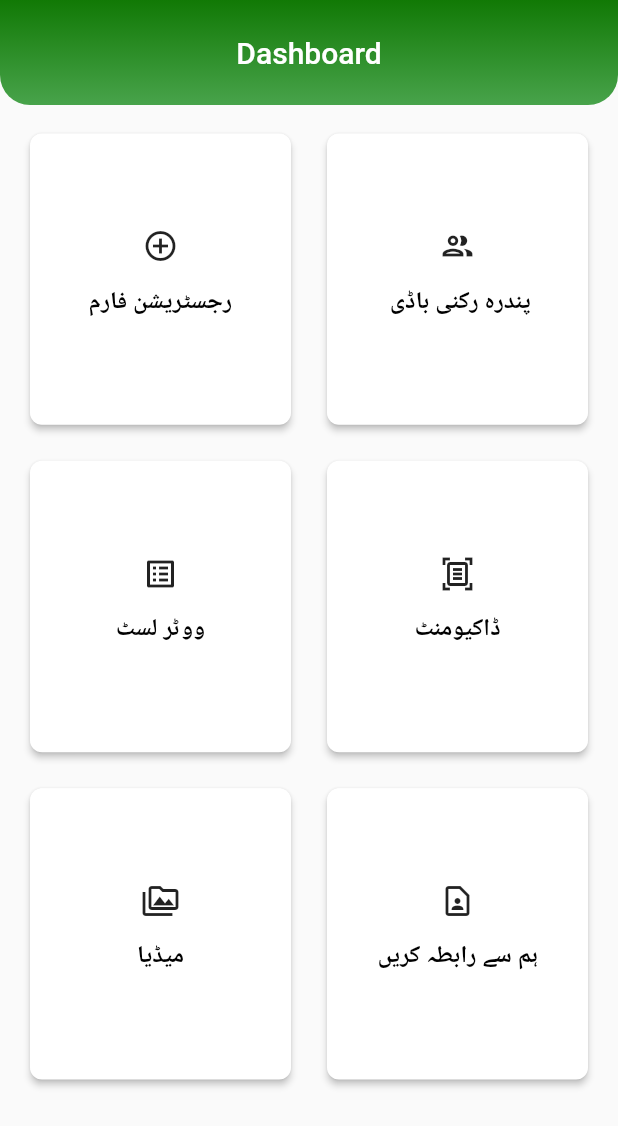
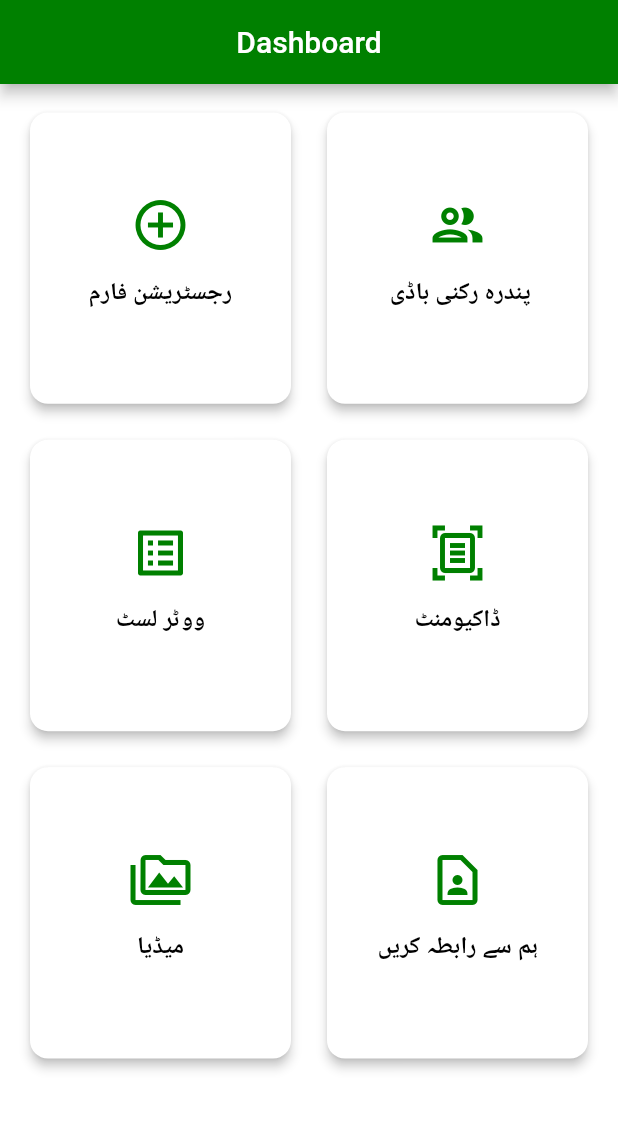
Before and after one commit to usamamalik3/voter_record, a Flutter app: the screen it shows after launch, on a phone screen of 412 x 824 dp. Shown: the top 1126 px of the screen. Run offline on Flutter 3.47's test engine with Material 2 defaults, Android fonts, the phone set to English and light mode, and no system bars; our stand-ins replace cloud_firestore, firebase_core, flutter_bloc, form_field_validator, mask_text_input_formatter; accounts and stored records are empty.

Commit message:
global theme

```diff
--- a/lib/main.dart
+++ b/lib/main.dart
@@ -3,7 +3,7 @@ import 'package:flutter/material.dart';
 import 'package:voterrecord/screens/Dashboard.dart';
 import 'package:voterrecord/screens/home_screen.dart';
 
-void main()async {
+void main() async {
   WidgetsFlutterBinding.ensureInitialized();
   await Firebase.initializeApp();
   runApp(const MyApp());
@@ -17,20 +17,23 @@ class MyApp extends StatelessWidget {
   Widget build(BuildContext context) {
     return MaterialApp(
       title: 'Flutter Demo',
-
+      themeMode: ThemeMode.dark,
       theme: ThemeData(
-        // This is the theme of your application.
-        //
-        // Try running your application with "flutter run". You'll see the
-        // application has a blue toolbar. Then, without quitting the app, try
-        // changing the primarySwatch below to Colors.green and then invoke
-        // "hot reload" (press "r" in the console where you ran "flutter run",
-        // or simply save your changes to "hot reload" in a Flutter IDE).
-        // Notice that the counter didn't reset back to zero; the application
-        // is not restarted.
-        primarySwatch: Colors.blue,
-      ),
-      home: DashBoard(),
+          scaffoldBackgroundColor: Colors.white.withOpacity(.98),
+          iconTheme: const IconThemeData(color: Color(0Xff008000), size: 40),
+          primarySwatch: Colors.blue,
+          cardTheme: const CardTheme(
+            elevation: 3,
+          ),
+          inputDecorationTheme: InputDecorationTheme(
+              focusedBorder: OutlineInputBorder(
+                  borderRadius: BorderRadius.circular(10),
+                  borderSide: const BorderSide(
+                    width: 2,
+                    color: Color(0Xff008000),
+                  ))),
+          appBarTheme: const AppBarTheme(backgroundColor: Color(0Xff008000))),
+      home: const DashBoard(),
     );
   }
 }
--- a/lib/screens/Dashboard.dart
+++ b/lib/screens/Dashboard.dart
@@ -2,121 +2,90 @@
 import 'package:voterrecord/models/dashboardItem.dart';
 import 'package:voterrecord/screens/add_data.dart';
 
-
 class DashBoard extends StatefulWidget {
-
-   DashBoard({Key? key}) : super(key: key);
+  const DashBoard({Key? key}) : super(key: key);
 
   @override
   State<DashBoard> createState() => _DashBoardState();
 }
 
 class _DashBoardState extends State<DashBoard> {
-
-
   @override
   Widget build(BuildContext context) {
-     Items item1 = Items(
+    List<Items> myList = [
+      Items(
           title: "رجسٹریشن فارم",
-
-      icon: const Icon(Icons.add_circle_outline), onPressed:(){
-        Navigator.push(context, MaterialPageRoute(builder: (context) => const AddData()),);
-      });
-
-  Items item2 =  Items(
+          icon: const Icon(
+            Icons.add_circle_outline,
+          ),
+          onPressed: () {
+            Navigator.push(
+              context,
+              MaterialPageRoute(builder: (context) => const AddData()),
+            );
+          }),
+      Items(
         title: " پندرہ رکنی باڈی",
-
         icon: const Icon(Icons.group_outlined),
-     onPressed: (){},
-  );
-
-  Items item3 =  Items(
+        onPressed: () {},
+      ),
+      Items(
         title: "ووٹر لسٹ",
-
         icon: const Icon(Icons.list_alt_outlined),
-     onPressed: (){},
-
-  );
-
-  Items item4 =  Items(
+        onPressed: () {},
+      ),
+      Items(
         title: "ڈاکیومنٹ",
-
         icon: const Icon(Icons.document_scanner_outlined),
-     onPressed: (){},
-  );
-
-  Items item5 = Items(
+        onPressed: () {},
+      ),
+      Items(
           title: "میڈیا",
-
           icon: const Icon(Icons.perm_media_outlined),
-    onPressed: (){}
-  );
-
-  Items item6 = Items(
+          onPressed: () {}),
+      Items(
           title: "ہم سے رابطہ کریں",
-
           icon: const Icon(Icons.contact_page_outlined),
-     onPressed: (){}
-  );
-    List<Items> myList = [item1, item2, item3, item4, item5, item6];
+          onPressed: () {}),
+    ];
     return Scaffold(
       appBar: AppBar(
-
-          backgroundColor: Colors.transparent,
-          elevation: 0.0,
-          toolbarHeight: 70,
         title: const Text("Dashboard"),
         centerTitle: true,
-          flexibleSpace: Container(
-            decoration: const BoxDecoration(
-                borderRadius: BorderRadius.only(bottomLeft: Radius.circular(20),bottomRight: Radius.circular(20)),
-                gradient: LinearGradient(
-                    colors: [Color.fromARGB(255, 72, 163, 75),Color.fromARGB(255, 17, 121, 5)],
-                    begin: Alignment.bottomCenter,
-                    end: Alignment.topCenter
-                )
-            ),
-          ),
       ),
       body: Padding(
-        padding: const EdgeInsets.only(top:15.0),
+        padding: const EdgeInsets.only(top: 15.0),
         child: Column(
           children: [
             Expanded(
               child: Container(
-            padding:  const EdgeInsets.only(left: 16, right: 16, bottom: 16),
+                padding: const EdgeInsets.only(left: 16, right: 16, bottom: 16),
                 child: GridView.count(
                   crossAxisSpacing: 16,
                   mainAxisSpacing: 16,
                   crossAxisCount: 2,
                   childAspectRatio: .90,
-              children: myList.map((data){
-                return GestureDetector(
+                  children: myList.map((data) {
+                    return InkWell(
                       onTap: data.onPressed,
                       child: Card(
-                    elevation: 2,
                         shape: RoundedRectangleBorder(
-                      borderRadius: BorderRadius.circular(8)
-                    ),
+                            borderRadius: BorderRadius.circular(12)),
                         child: Center(
                           child: Column(
                             mainAxisSize: MainAxisSize.min,
-                        children:  <Widget>[
+                            children: <Widget>[
                               data.icon,
-
                               const SizedBox(height: 14),
                               Text(
                                 data.title,
-                    style:  const TextStyle(
+                                style: const TextStyle(
                                   color: Colors.black,
                                   fontSize: 16,
                                   fontWeight: FontWeight.w600,
                                 ),
                               ),
-
                               SizedBox(height: 8),
-
-
                             ],
                           ),
                         ),
@@ -125,9 +94,7 @@ class _DashBoardState extends State<DashBoard> {
                   }).toList(),
                 ),
               ),
-
             ),
-
           ],
         ),
       ),
--- a/lib/screens/add_data.dart
+++ b/lib/screens/add_data.dart
@@ -29,7 +29,7 @@ class _AddDataState extends State<AddData> {
     double width = MediaQuery.of(context).size.width;
     return Scaffold(
       appBar: AppBar(
-        backgroundColor: const Color(0Xff008000),
+        leadingWidth: 20,
         title: const Center(child: Text("ووٹر شامل کریں")),
       ),
       body: SingleChildScrollView(
```
Lines whose indentation alone changed are shown as unchanged.
